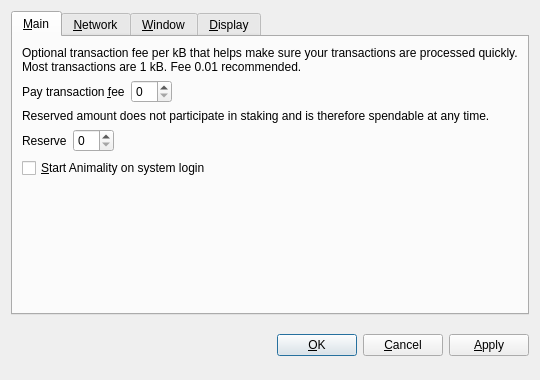
This is src/qt/forms/optionsdialog.ui in AnimalityCoin/Animality_Master as Qt 5 draws it before an edit. The edited form follows.
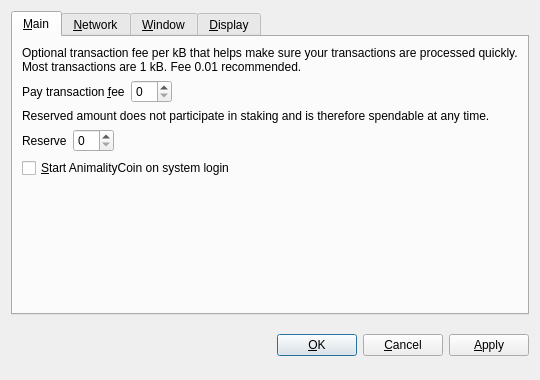
This is the edited form. Custom widgets are drawn as their Qt base class.

Patch:
```diff
--- a/src/qt/forms/optionsdialog.ui
+++ b/src/qt/forms/optionsdialog.ui
@@ -128,7 +128,7 @@
           <string>Automatically start Animality after logging in to the system.</string>
          </property>
          <property name="text">
-          <string>&amp;Start Animality on system login</string>
+          <string>&amp;Start AnimalityCoin on system login</string>
          </property>
         </widget>
        </item>
```
Left out of the diff: 10 changed lines with no effect on the pictures.
